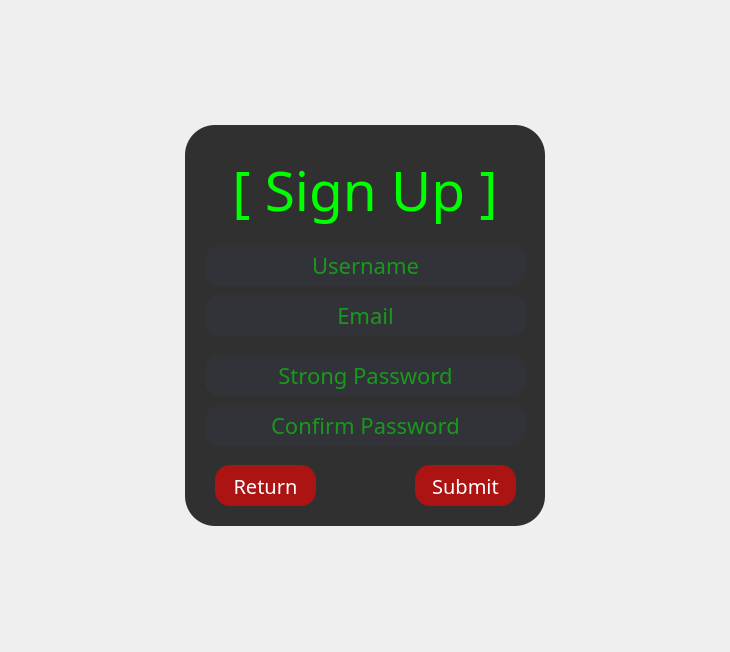
Qt form Client/pages/signup_page.ui (Kolby-MacDonald/AvailData) before a commit.
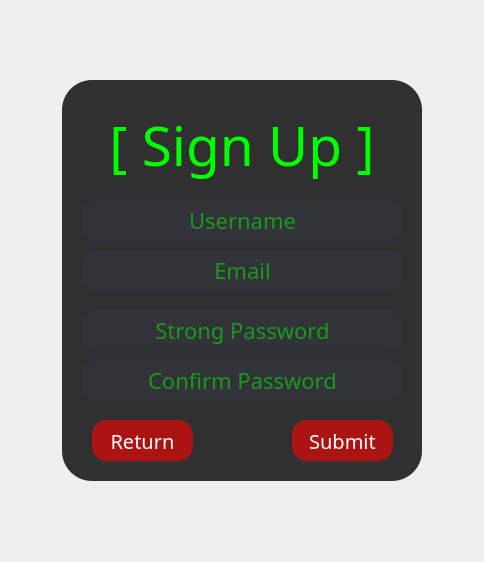
The same form after that commit. Icons and pictures are not drawn.

Commit message:
Ui Update For Main Table
Stylized representation of table data.

```diff
--- a/Client/pages/signup_page.ui
+++ b/Client/pages/signup_page.ui
@@ -9,8 +9,8 @@
    <rect>
     <x>0</x>
     <y>0</y>
-    <width>730</width>
-    <height>652</height>
+    <width>484</width>
+    <height>562</height>
    </rect>
   </property>
   <property name="sizePolicy">
@@ -253,7 +253,7 @@
       <property name="font">
        <font>
         <family>Trebuchet MS</family>
-        <pointsize>1</pointsize>
+        <pointsize>-1</pointsize>
        </font>
       </property>
       <property name="cursor">
```
The commit also changes 4 other files.
